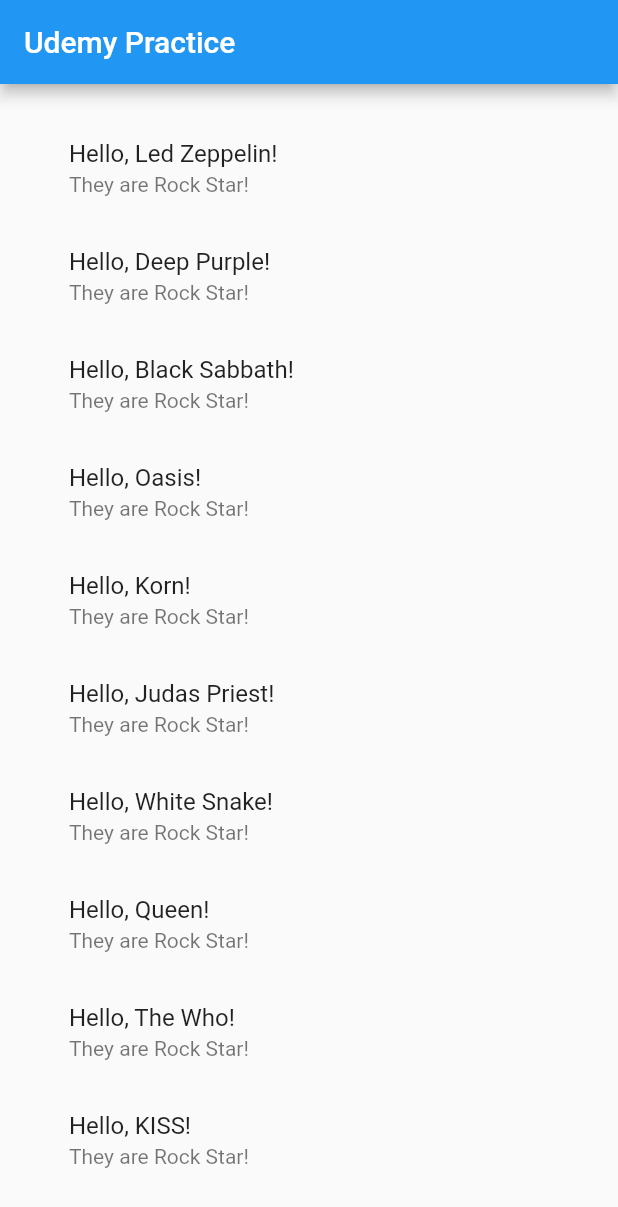
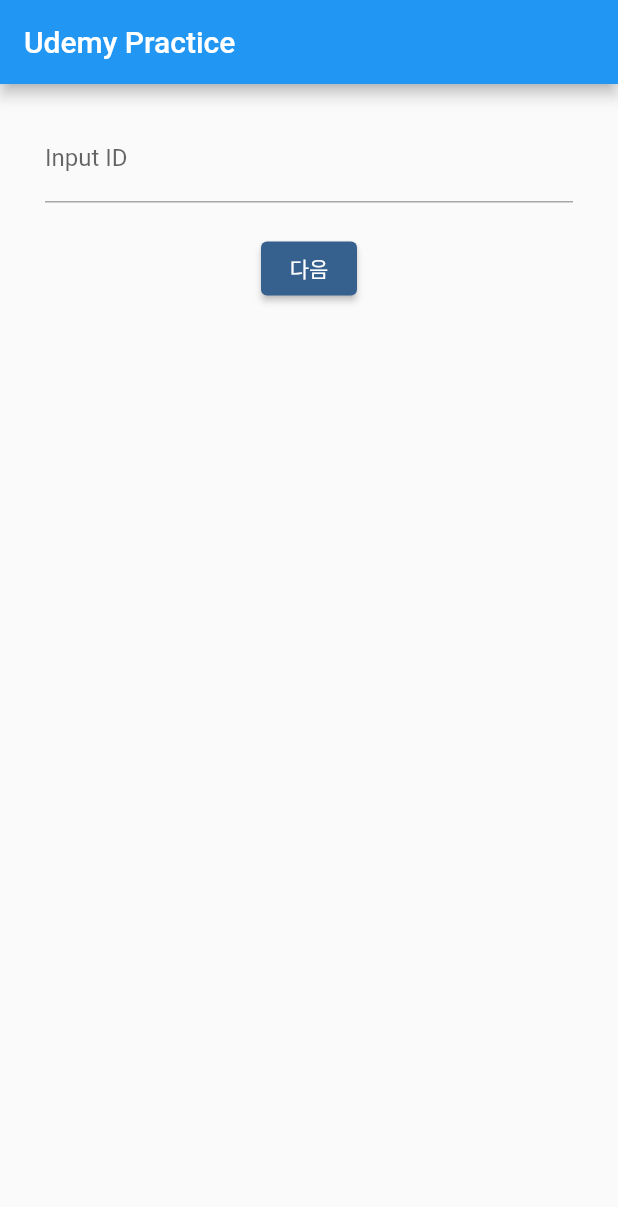
Before and after one commit to academy3746/udemy_lecture, a Flutter app: the screen it shows after launch, on a phone screen of 412 x 824 dp. Shown: the top 1207 px of the screen. Run offline on Flutter 3.47's test engine with Material 2 defaults, Android fonts, the light colour scheme and no system bars.

Commit message:
1. 5th Challenge

```diff
--- a/lib/features/main_screen/main_screen.dart
+++ b/lib/features/main_screen/main_screen.dart
@@ -11,25 +11,19 @@
 }
 
 class _MainScreenState extends State<MainScreen> {
-  List myBand = [
-    "Led Zeppelin",
-    "Deep Purple",
-    "Black Sabbath",
-    "Oasis",
-    "Korn",
-    "Judas Priest",
-    "White Snake",
-    "Queen",
-    "The Who",
-    "KISS",
-    "Nirvana",
-    "Metallica",
-    "MegaDeth",
-    "Helloween",
-    "Stratovarius",
-    "Iron Maiden",
-    "Radiohead",
-  ];
+  final TextEditingController _idController = TextEditingController();
+
+  @override
+  void initState() {
+    super.initState();
+    _idController;
+  }
+
+  @override
+  void dispose() {
+    _idController.dispose();
+    super.dispose();
+  }
 
   @override
   Widget build(BuildContext context) {
@@ -48,14 +42,24 @@
           vertical: 20,
           horizontal: 30,
         ),
-        child: ListView.builder(
-          itemBuilder: (BuildContext context, int index) {
-            return ListTile(
-              title: Text("Hello, ${myBand[index]}!"),
-              subtitle: const Text("They are Rock Star!"),
-            );
-          },
-          itemCount: myBand.length,
+        child: Column(
+          children: [
+            TextField(
+              controller: _idController,
+              decoration: const InputDecoration(
+                labelText: "Input ID",
+              ),
+            ),
+            const SizedBox(
+              height: 20,
+            ),
+            ElevatedButton(
+              onPressed: () {
+                print(_idController.text.toString());
+              },
+              child: const Text("다음"),
+            ),
+          ],
         ),
       ),
     );
```
